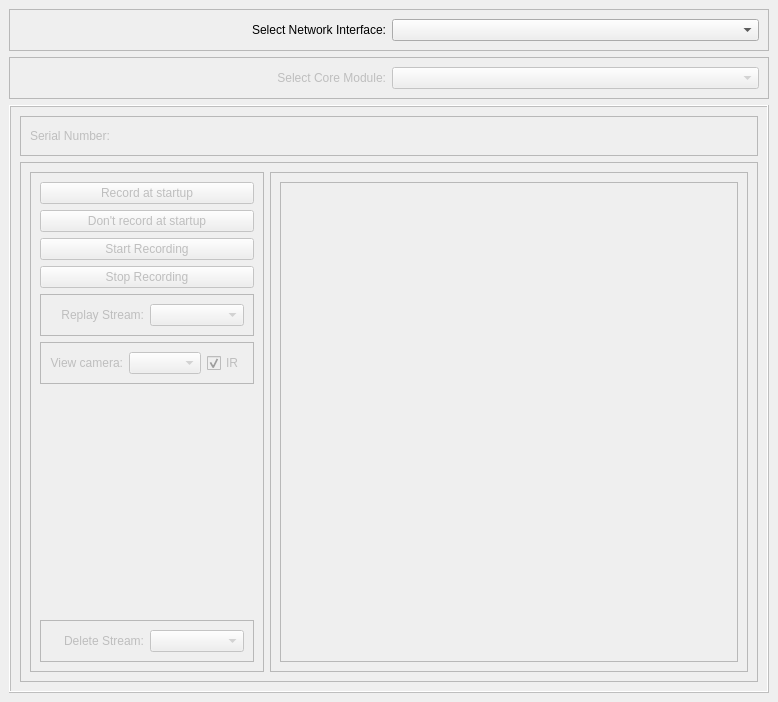
Qt form Storage_Manager_app/mainwindow.ui (arizonaCameraLab/ASDP_Render_Module) before a commit.
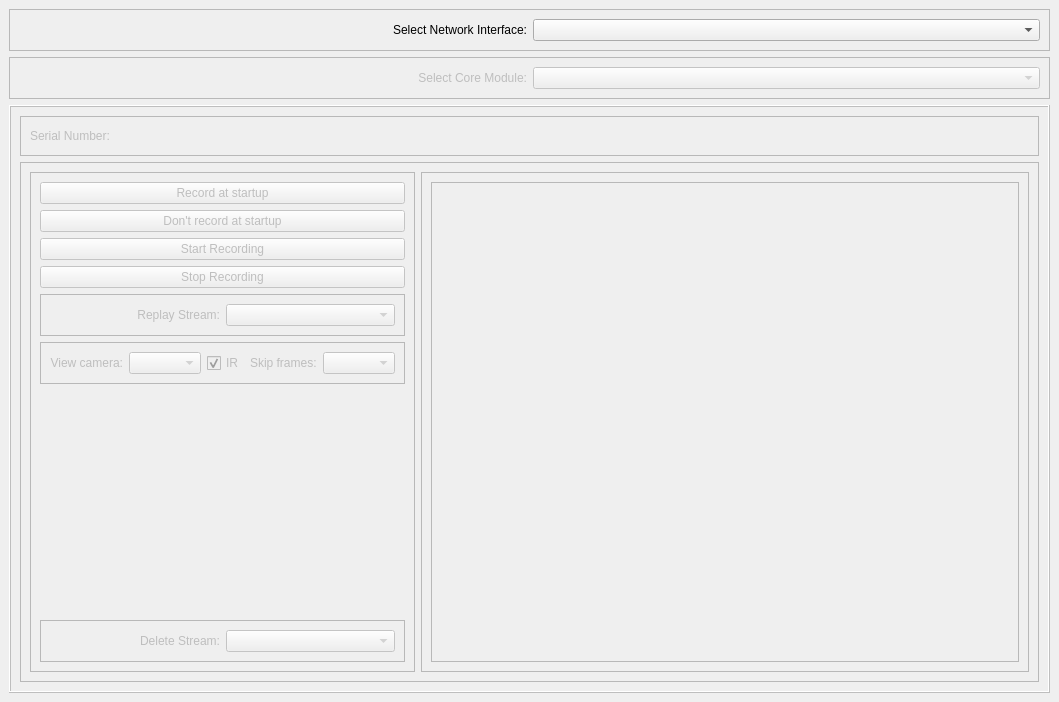
The same form after that commit.

Commit message: Version 1.6.0 of ASDP_Storage_Manager allows specification of the skip interval when replaying.

What changed in the file:
```diff
--- a/Storage_Manager_app/mainwindow.ui
+++ b/Storage_Manager_app/mainwindow.ui
@@ -6,7 +6,7 @@
    <rect>
     <x>0</x>
     <y>0</y>
-    <width>778</width>
+    <width>1059</width>
     <height>702</height>
    </rect>
   </property>
@@ -225,6 +225,16 @@
                   </property>
                  </widget>
                 </item>
+                <item>
+                 <widget class="QLabel" name="label_3">
+                  <property name="text">
+                   <string>Skip frames:</string>
+                  </property>
+                 </widget>
+                </item>
+                <item>
+                 <widget class="QComboBox" name="comboBoxSkip"/>
+                </item>
                </layout>
               </widget>
              </item>
```
Left out of the diff: 21 changed lines with no effect on the pictures. The commit also changes 2 other files.
